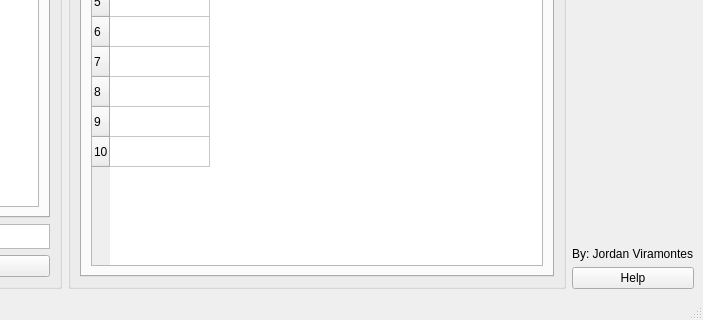
JordanViramontes/Cave-Story-Profile-Manager, file mainwindow.ui: the form before one commit; both pictures show x 297 to 1000 and y 280 to 600 of the 1000 by 600 pixel window.
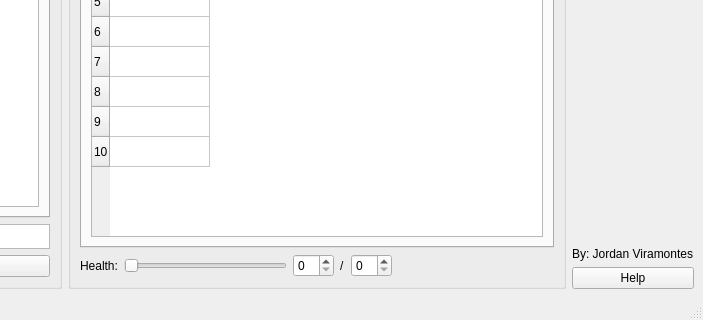
The form after the commit. Custom widgets are drawn as their Qt base class.

Commit message: added buttons for simple run, and health bar

```diff
--- a/mainwindow.ui
+++ b/mainwindow.ui
@@ -354,6 +354,50 @@
            </widget>
           </widget>
          </item>
+         <item row="1" column="0">
+          <layout class="QGridLayout" name="healthGrBox">
+           <item row="0" column="1">
+            <widget class="QSlider" name="healthSlider">
+             <property name="orientation">
+              <enum>Qt::Orientation::Horizontal</enum>
+             </property>
+            </widget>
+           </item>
+           <item row="0" column="0">
+            <widget class="QLabel" name="label_2">
+             <property name="text">
+              <string>Health:</string>
+             </property>
+            </widget>
+           </item>
+           <item row="0" column="2">
+            <widget class="QSpinBox" name="healthSpinBox"/>
+           </item>
+           <item row="0" column="4">
+            <widget class="QSpinBox" name="maxHealthSpinBox"/>
+           </item>
+           <item row="0" column="3">
+            <widget class="QLabel" name="label_3">
+             <property name="text">
+              <string>/</string>
+             </property>
+            </widget>
+           </item>
+           <item row="0" column="5">
+            <spacer name="horizontalSpacer_4">
+             <property name="orientation">
+              <enum>Qt::Orientation::Horizontal</enum>
+             </property>
+             <property name="sizeHint" stdset="0">
+              <size>
+               <width>40</width>
+               <height>20</height>
+              </size>
+             </property>
+            </spacer>
+           </item>
+          </layout>
+         </item>
         </layout>
        </widget>
       </item>
```
The commit also changes 1 other file.
